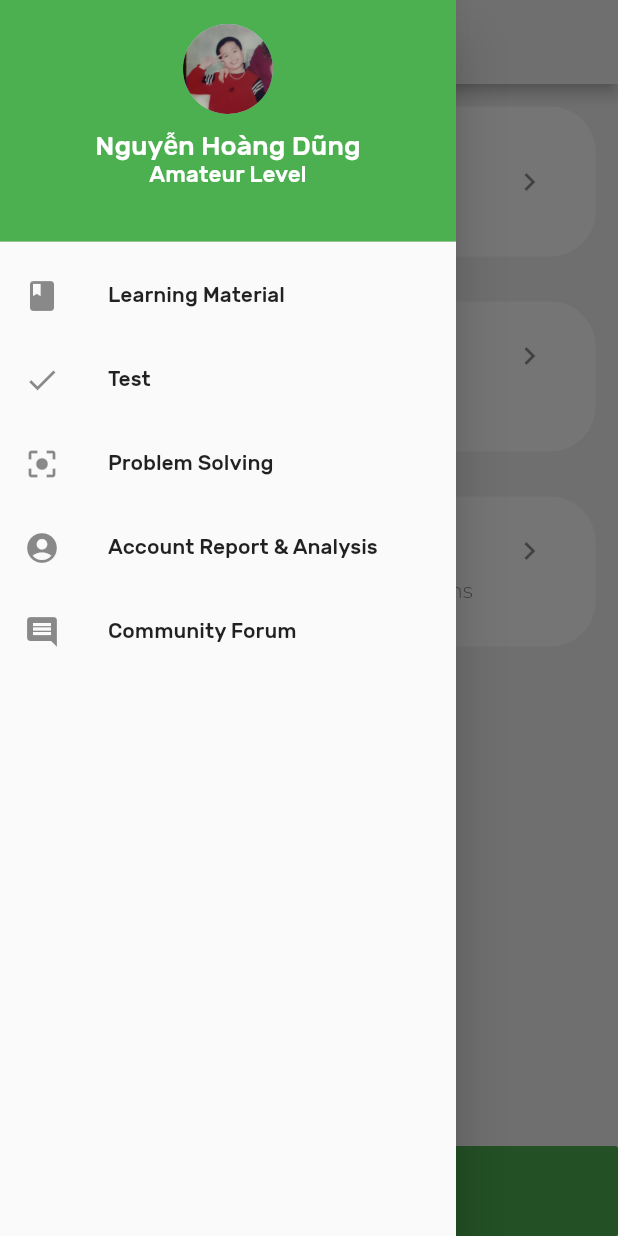
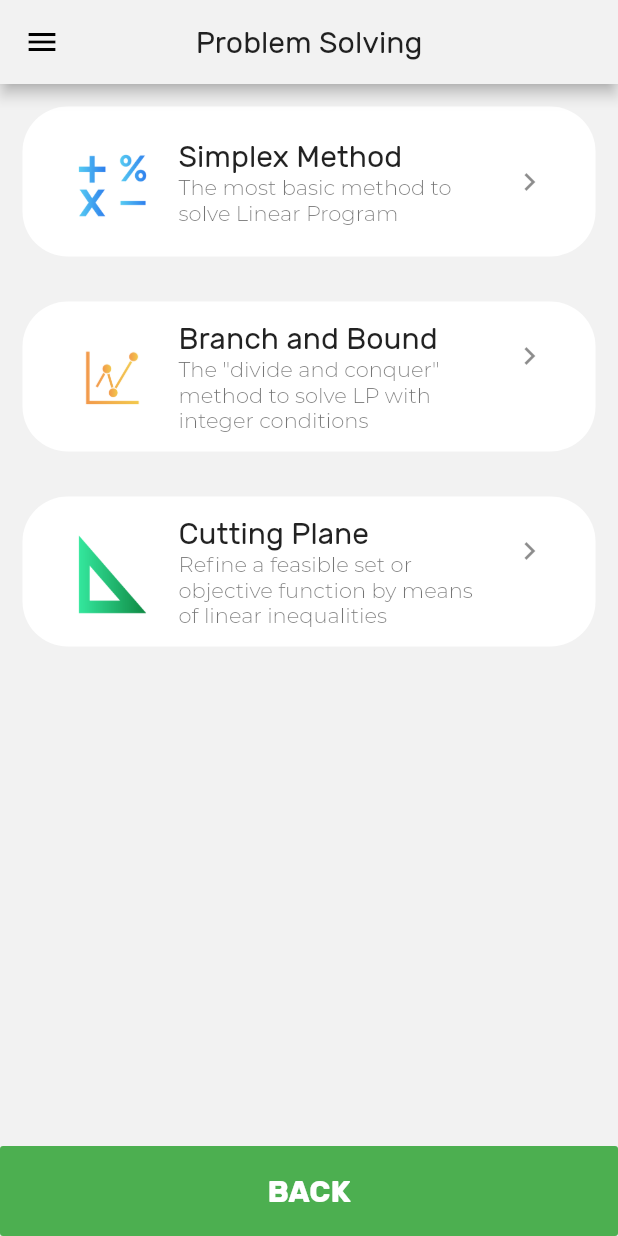
Before and after one commit to Photronium/Math-Solver-App, a Flutter app: the screen it shows after launch, in the side drawer, after a tap on "Problem Solving", on a phone screen of 412 x 824 dp. Run offline on Flutter 3.47's test engine with Material 2 defaults, Android fonts, the phone set to English and light mode, and no system bars; project files that could hold a hidden picture were left out.

Commit message:
Add files via upload
Pressing "Problem Solving" in the drawer now opens the Problem Solving view

```diff
--- a/lib/screen/drawer.dart
+++ b/lib/screen/drawer.dart
@@ -1,4 +1,5 @@
 import 'package:flutter/material.dart';
+import 'problem_solving/problemsolving.dart';
 
 class DrawTab extends StatelessWidget {
   @override
@@ -53,7 +54,10 @@ class DrawTab extends StatelessWidget {
             leading: Icon(Icons.center_focus_strong),
             title: Text('Problem Solving'),
             onTap: (){
-              print("TAP 3");
+              Navigator.push(
+                context,
+                  MaterialPageRoute(builder:(context) => ProblemSolvingPage())
+              );
             }
           ),
           ListTile(
```
